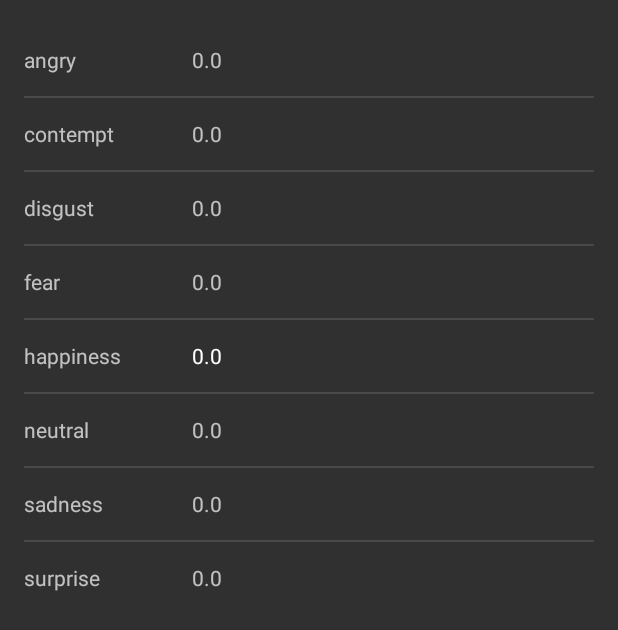
After one commit to ChinW/CaptureMore, an Android app: the MyActivity screen opened directly, with no data from a screen before it, on a phone screen of 412 x 824 dp. The commit adds this screen. Shown: the top 630 px of the screen. Run offline under Robolectric (Android 15) with nearby library versions, the phone set to English and light mode, and no system bars.

Commit message:
Add explore pages

```diff
--- a/app/src/main/AndroidManifest.xml
+++ b/app/src/main/AndroidManifest.xml
@@ -45,6 +45,8 @@
             android:name=".ContainerActivity"
             android:label="@string/app_name">
         </activity>
+        <activity android:name=".MyActivity">
+        </activity>
     </application>
 
 </manifest>
--- a/app/src/main/java/techt5ve/com/capturemostsmile/ContainerActivity.java
+++ b/app/src/main/java/techt5ve/com/capturemostsmile/ContainerActivity.java
@@ -9,7 +9,7 @@ import android.webkit.WebViewClient;
 
 public class ContainerActivity extends AppCompatActivity {
 
-    private static final String URL = "http://python.dog/";
+    private static final String URL = "http://python.dog/s/";
     private WebView mWebView;
 
     @Override
--- /dev/null
+++ b/app/src/main/java/techt5ve/com/capturemostsmile/MyActivity.java
@@ -0,0 +1,53 @@
+package techt5ve.com.capturemostsmile;
+
+import android.support.v7.app.AppCompatActivity;
+import android.os.Bundle;
+import android.view.ViewGroup;
+import android.widget.TableLayout;
+import android.widget.TextView;
+
+import java.io.File;
+import java.io.FileInputStream;
+import java.io.FileNotFoundException;
+import java.io.IOException;
+import java.io.InputStream;
+import java.util.Scanner;
+
+public class MyActivity extends AppCompatActivity {
+
+    @Override
+    protected void onCreate(Bundle savedInstanceState) {
+        super.onCreate(savedInstanceState);
+        setContentView(R.layout.activity_my);
+
+        TableLayout parent = (TableLayout) findViewById(R.id.table);
+
+        double[] stored = {0, 0, 0, 0, 0, 0, 0, 0};
+
+        File file = new File(getFilesDir(), "data");
+        InputStream is = null;
+        try {
+            is = new FileInputStream(file);
+            Scanner scanner = new Scanner(is);
+            for (int i = 0; i < stored.length && scanner.hasNextDouble(); i++) {
+                stored[i] = scanner.nextDouble();
+            }
+        } catch (FileNotFoundException e) {
+            e.printStackTrace();
+        } finally {
+            if (is != null) {
+                try {
+                    is.close();
+                } catch (IOException e) {
+                    e.printStackTrace();
+                }
+            }
+        }
+
+        for (int i = 0; i < parent.getChildCount(); i++) {
+            ViewGroup row = (ViewGroup) parent.getChildAt(i);
+            TextView textView = (TextView) row.getChildAt(1);
+            textView.setText("" + stored[i]);
+        }
+    }
+}
--- /dev/null
+++ b/app/src/main/res/layout/activity_my.xml
@@ -0,0 +1,92 @@
+<?xml version="1.0" encoding="utf-8"?>
+<RelativeLayout
+    xmlns:android="http://schemas.android.com/apk/res/android"
+    xmlns:tools="http://schemas.android.com/tools"
+    android:id="@+id/activity_my"
+    android:layout_width="match_parent"
+    android:layout_height="match_parent"
+    android:paddingBottom="@dimen/activity_vertical_margin"
+    android:paddingLeft="@dimen/activity_horizontal_margin"
+    android:paddingRight="@dimen/activity_horizontal_margin"
+    android:paddingTop="@dimen/activity_vertical_margin"
+    tools:context="techt5ve.com.capturemostsmile.MyActivity">
+
+    <TableLayout
+        android:id="@+id/table"
+        android:layout_width="match_parent"
+        android:layout_height="wrap_content"
+        android:divider="?dividerHorizontal"
+        android:showDividers="middle">
+
+        <TableRow style="@style/AppTheme.Row">
+
+            <TextView android:text="angry"/>
+
+            <TextView
+                android:text="12.4"/>
+        </TableRow>
+
+        <TableRow style="@style/AppTheme.Row">
+
+            <TextView android:text="contempt"/>
+
+            <TextView
+                android:text="12.4"/>
+
+        </TableRow>
+
+        <TableRow style="@style/AppTheme.Row">
+
+            <TextView android:text="disgust"/>
+
+            <TextView android:text="12.4"/>
+
+        </TableRow>
+
+        <TableRow style="@style/AppTheme.Row">
+
+            <TextView android:text="fear"/>
+
+            <TextView android:text="12.4"/>
+
+        </TableRow>
+
+        <TableRow style="@style/AppTheme.Row">
+
+            <TextView
+                android:minWidth="112dp"
+                android:text="happiness"/>
+
+            <TextView
+                android:text="12.4"
+                android:textAppearance="@style/TextAppearance.AppCompat.Body1"/>
+
+        </TableRow>
+
+        <TableRow style="@style/AppTheme.Row">
+
+            <TextView android:text="neutral"/>
+
+            <TextView android:text="12.4"/>
+
+        </TableRow>
+
+        <TableRow style="@style/AppTheme.Row">
+
+            <TextView android:text="sadness"/>
+
+            <TextView android:text="12.4"/>
+
+        </TableRow>
+
+        <TableRow style="@style/AppTheme.Row">
+
+            <TextView android:text="surprise"/>
+
+            <TextView android:text="12.4"/>
+
+        </TableRow>
+
+    </TableLayout>
+
+</RelativeLayout>
--- a/app/src/main/res/values/styles.xml
+++ b/app/src/main/res/values/styles.xml
@@ -8,4 +8,9 @@
         <item name="colorAccent">@color/colorAccent</item>
     </style>
 
+    <style name="AppTheme.Row">
+        <item name="android:minHeight">?listPreferredItemHeightSmall</item>
+        <item name="android:gravity">center_vertical</item>
+    </style>
+
 </resources>
```
Also changed, not shown: app/src/main/java/techt5ve/com/capturemostsmile/MainActivity.java (+58 -2 lines), app/src/main/res/drawable/ic_assessment_24dp.xml (added, +9 -0 lines), app/src/main/res/layout/activity_main.xml (+11 -1 lines), 2 other files.
